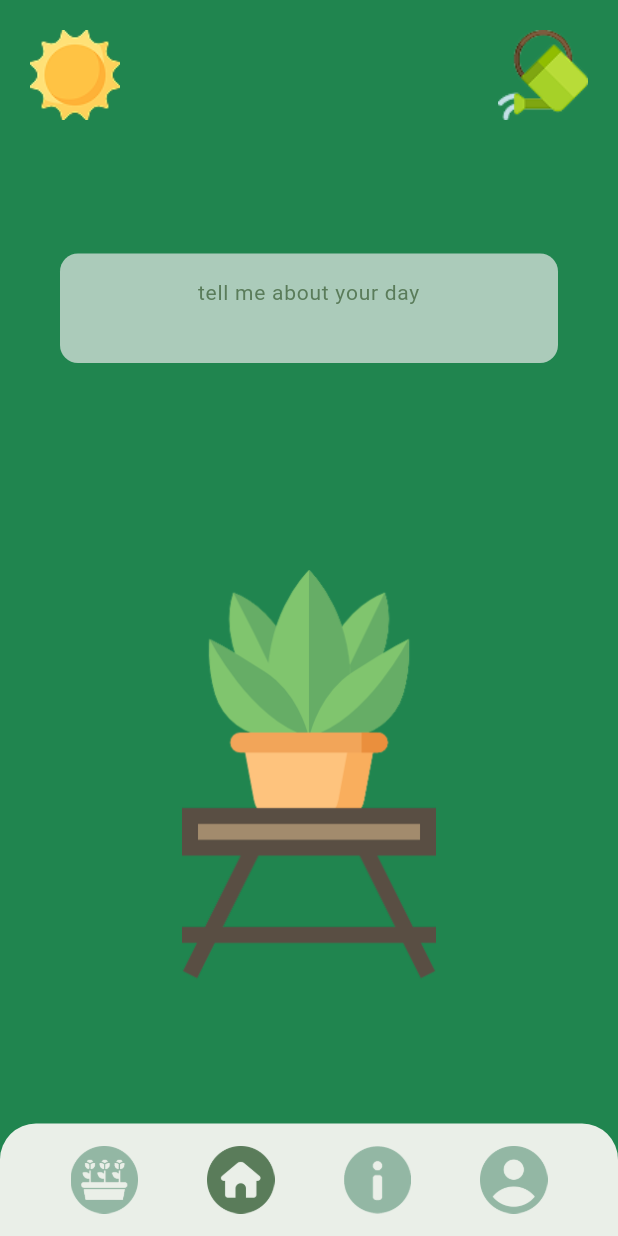
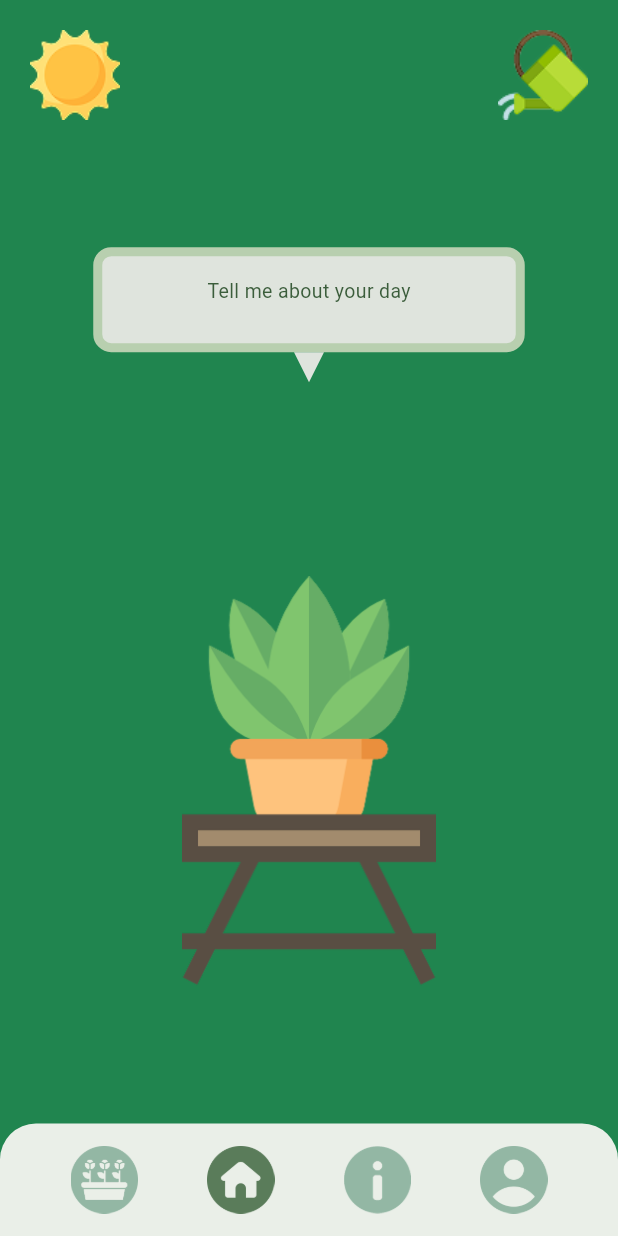
Before and after one commit to mfirdaus0066/kitahack_2026, a Flutter app: the HomeScreen screen opened by its route, on a phone screen of 412 x 824 dp. Run offline on Flutter 3.47's test engine with Material 3 defaults, Android fonts, the phone set to English and light mode, and no system bars; our stand-ins replace cloud_firestore, firebase_auth, firebase_core; accounts and stored records are empty; Roboto replaces fonts that are missing (JejuHallasan).

Commit message:
change the input textbox

```diff
--- a/Frontend/lib/screens/home_screen.dart
+++ b/Frontend/lib/screens/home_screen.dart
@@ -9,6 +9,8 @@ class HomeScreen extends StatefulWidget {
 }
 
 class _HomeScreenState extends State<HomeScreen> {
+  bool _isExpanded = false;
+  String _lastMessage = '';
   final TextEditingController _textController = TextEditingController();
   int _selectedIndex = 1; // Home is selected by default
 
@@ -46,6 +48,7 @@ class _HomeScreenState extends State<HomeScreen> {
   @override
   Widget build(BuildContext context) {
     return Scaffold(
+      resizeToAvoidBottomInset: false,
       backgroundColor: const Color(0xFF20854F), // Green background
       body: SafeArea(
         child: Column(
@@ -74,42 +77,146 @@ class _HomeScreenState extends State<HomeScreen> {
             // Speech bubble text input
             Padding(
               padding: const EdgeInsets.symmetric(horizontal: 40.0),
-              child: Container(
-                decoration: BoxDecoration(
-                  color: const Color(0xFFABCBBA),
-                  borderRadius: BorderRadius.circular(12),
-                ),
-                child: Column(
-                  children: [
-                    TextField(
-                      controller: _textController,
-                      textAlign: TextAlign.center,
-                      style: const TextStyle(
-                        color: Color(0xFF5A7C5A),
-                        fontSize: 14,
-                      ),
-                      decoration: InputDecoration(
-                        hintText: 'tell me about your day',
-                        hintStyle: const TextStyle(
-                          color: Color(0xFF5A7C5A),
-                          fontSize: 14,
-                        ),
-                        border: InputBorder.none,
-                        contentPadding: const EdgeInsets.symmetric(
-                          horizontal: 20,
-                          vertical: 16,
+              child: Column(
+                children: [
+                  GestureDetector(
+                    onTap: () {
+                      setState(() {
+                        _isExpanded = !_isExpanded;
+                      });
+                    },
+                    child: AnimatedContainer(
+                      duration: const Duration(milliseconds: 300),
+                      curve: Curves.easeInOut,
+                      height: _isExpanded ? 140 : 70,
+                      decoration: BoxDecoration(
+                        color: Theme.of(context).colorScheme.surfaceContainerHighest,
+                        borderRadius: BorderRadius.circular(12),
+                        border: Border.all(
+                          color: const Color(0xFFB8CFAF),
+                          width: 6,
                         ),
                       ),
-                      maxLines: 3,
-                      minLines: 1,
+                      clipBehavior: Clip.hardEdge,
+                      child: _isExpanded
+                          ? Column(
+                              crossAxisAlignment: CrossAxisAlignment.stretch,
+                              children: [
+                                // Message display area
+                                Padding(
+                                  padding: const EdgeInsets.fromLTRB(16, 12, 16, 8),
+                                  child: Column(
+                                    crossAxisAlignment: CrossAxisAlignment.start,
+                                    children: [
+                                      // Message text
+                                      Text(
+                                        'How is your day?',
+                                        style: const TextStyle(
+                                          color: Color(0xFF3B5D3B),
+                                          fontSize: 13,
+                                        ),
+                                      ),
+                                      // "user" label top right
+                                      Align(
+                                        alignment: Alignment.centerRight,
+                                        child: Text(
+                                          _lastMessage.isNotEmpty ? _lastMessage : 'user',
+                                          style: const TextStyle(
+                                            color: Color(0xFF2F4F3A),
+                                            fontSize: 13,
+                                          ),
+                                        ),
+                                      ),
+                                    ],
+                                  ),
+                                ),
+                                // Input bar
+                                Padding(
+                                  padding: const EdgeInsets.fromLTRB(8, 0, 8, 8),
+                                  child: Container(
+                                    decoration: BoxDecoration(
+                                      color: const Color(0xFFA8C3B5),
+                                      borderRadius: BorderRadius.circular(8),
+                                    ),
+                                    child: Row(
+                                      children: [
+                                        Expanded(
+                                          child: TextField(
+                                            controller: _textController,
+                                            style: const TextStyle(
+                                              color: Color(0xFF2F4F3A),
+                                              fontSize: 13,
+                                            ),
+                                            decoration: const InputDecoration(
+                                              hintText: 'user input',
+                                              hintStyle: TextStyle(
+                                                color: Color(0xFF3B5D3B),
+                                                fontSize: 13,
+                                              ),
+                                              border: InputBorder.none,
+                                              contentPadding: EdgeInsets.symmetric(
+                                                horizontal: 16,
+                                                vertical: 12,
+                                              ),
+                                            ),
+                                            onSubmitted: (value) {
+                                              if (value.isNotEmpty) {
+                                                setState(() {
+                                                  _lastMessage = value;
+                                                  _textController.clear();
+                                                });
+                                              }
+                                            },
+                                          ),
+                                        ),
+                                        // Arrow button
+                                        GestureDetector(
+                                          onTap: () {
+                                            if (_textController.text.isNotEmpty) {
+                                              setState(() {
+                                                _lastMessage = _textController.text;
+                                                _textController.clear();
+                                              });
+                                            }
+                                          },
+                                          child: const Padding(
+                                            padding: EdgeInsets.only(right: 20),
+                                            child: Text(
+                                              '>',
+                                              style: TextStyle(
+                                                color: Color(0xFF3B5D3B),
+                                                fontSize: 18,
+                                              ),
+                                            ),
+                                          ),
+                                        ),
+                                      ],
+                                    ),
+                                  ),
+                                ),
+                              ],
+                            )
+                          // Collapsed state — just show a hint
+                          : const Padding(
+                              padding: EdgeInsets.symmetric(horizontal: 70, vertical: 14),
+                              child: Text(
+                                'Tell me about your day',
+                                style: TextStyle(
+                                  color: Color(0xFF3B5D3B),
+                                  fontSize: 13,
+                                ),
+                              ),
+                            ),
                     ),
-                    // Speech bubble pointer
-                    CustomPaint(
-                      size: const Size(40, 20),
-                      painter: _SpeechBubblePointer(),
+                  ),
+                  // Speech bubble pointer (always visible)
+                  CustomPaint(
+                    size: const Size(40, 20),
+                    painter: _SpeechBubblePointer(
+                      color: Theme.of(context).colorScheme.surfaceContainerHighest,
                     ),
-                  ],
-                ),
+                  ),
+                ],
               ),
             ),
 
@@ -202,10 +309,13 @@ class _WateringCanIcon extends StatelessWidget {
 
 // Speech bubble pointer painter
 class _SpeechBubblePointer extends CustomPainter {
+  final Color color;
+  const _SpeechBubblePointer({required this.color});
+
   @override
   void paint(Canvas canvas, Size size) {
     final paint = Paint()
-      ..color = const Color(0xFFABCBBA)
+      ..color = color
       ..style = PaintingStyle.fill;
 
     final path = Path()
@@ -220,250 +330,6 @@ class _SpeechBubblePointer extends CustomPainter {
   @override
   bool shouldRepaint(covariant CustomPainter oldDelegate) => false;
 }
-
-// Plant illustration widget
-// Not needed now, using image instead
-
-// class _PlantIllustration extends StatelessWidget {
-//   @override
-//   Widget build(BuildContext context) {
-//     return Column(
-//       mainAxisSize: MainAxisSize.min,
-//       children: [
-//         // Plant leaves
-//         SizedBox(
-//           width: 150,
-//           height: 180,
-//           child: Stack(
-//             alignment: Alignment.bottomCenter,
-//             children: [
-//               // Back leaves
-//               Positioned(
-//                 bottom: 0,
-//                 child: _Leaf(
-//                   width: 50,
-//                   height: 120,
-//                   color: const Color(0xFF81C784),
-//                 ),
-//               ),
-//               // Middle back leaves
-//               Positioned(
-//                 bottom: 20,
-//                 left: 30,
-//                 child: Transform.rotate(
-//                   angle: -0.2,
-//                   child: _Leaf(
-//                     width: 45,
-//                     height: 110,
-//                     color: const Color(0xFF81C784),
-//                   ),
-//                 ),
-//               ),
-//               Positioned(
-//                 bottom: 20,
-//                 right: 30,
-//                 child: Transform.rotate(
-//                   angle: 0.2,
-//                   child: _Leaf(
-//                     width: 45,
-//                     height: 110,
-//                     color: const Color(0xFF81C784),
-//                   ),
-//                 ),
-//               ),
-//               // Front middle leaves
-//               Positioned(
-//                 bottom: 10,
-//                 left: 20,
-//                 child: Transform.rotate(
-//                   angle: -0.3,
-//                   child: _Leaf(
-//                     width: 48,
-//                     height: 115,
-//                     color: const Color(0xFF9CCC65),
-//                   ),
-//                 ),
-//               ),
-//               Positioned(
-//                 bottom: 10,
-//                 right: 20,
-//                 child: Transform.rotate(
-//                   angle: 0.3,
-//                   child: _Leaf(
-//                     width: 48,
-//                     height: 115,
-//                     color: const Color(0xFF9CCC65),
-//                   ),
-//                 ),
-//               ),
-//               // Front center leaf
-//               Positioned(
-//                 bottom: 5,
-//                 child: _Leaf(
-//                   width: 52,
-//                   height: 125,
-//                   color: const Color(0xFFAED581),
-//                 ),
-//               ),
-//             ],
-//           ),
-//         ),
-//         // Pot
-//         Container(
-//           width: 120,
-//           height: 60,
-//           decoration: BoxDecoration(
-//             color: const Color(0xFFD2936F),
-//             borderRadius: const BorderRadius.only(
-//               bottomLeft: Radius.circular(8),
-//               bottomRight: Radius.circular(8),
-//             ),
-//           ),
-//           child: CustomPaint(
-//             painter: _PotPainter(),
-//           ),
-//         ),
-//         const SizedBox(height: 20),
-//         // Table
-//         _TableWidget(),
-//       ],
-//     );
-//   }
-// }
-
-// // Leaf widget
-// class _Leaf extends StatelessWidget {
-//   final double width;
-//   final double height;
-//   final Color color;
-
-//   const _Leaf({
-//     required this.width,
-//     required this.height,
-//     required this.color,
-//   });
-
-//   @override
-//   Widget build(BuildContext context) {
-//     return CustomPaint(
-//       size: Size(width, height),
-//       painter: _LeafPainter(color),
-//     );
-//   }
-// }
-
-// class _LeafPainter extends CustomPainter {
-//   final Color color;
-
-//   _LeafPainter(this.color);
-
-//   @override
-//   void paint(Canvas canvas, Size size) {
-//     final paint = Paint()
-//       ..color = color
-//       ..style = PaintingStyle.fill;
-
-//     final path = Path()
-//       ..moveTo(size.width / 2, size.height)
-//       ..quadraticBezierTo(0, size.height * 0.6, size.width / 2, 0)
-//       ..quadraticBezierTo(size.width, size.height * 0.6, size.width / 2, size.height)
-//       ..close();
-
-//     canvas.drawPath(path, paint);
-//   }
-
-//   @override
-//   bool shouldRepaint(covariant CustomPainter oldDelegate) => false;
-// }
-
-// // Pot painter
-// class _PotPainter extends CustomPainter {
-//   @override
-//   void paint(Canvas canvas, Size size) {
-//     final paint = Paint()
-//       ..color = const Color(0xFFBF8660)
-//       ..style = PaintingStyle.fill;
-
-//     // Rim
-//     final rimRect = RRect.fromRectAndRadius(
-//       Rect.fromLTWH(0, 0, size.width, 8),
-//       const Radius.circular(4),
-//     );
-//     canvas.drawRRect(rimRect, paint);
-//   }
-
-//   @override
-//   bool shouldRepaint(covariant CustomPainter oldDelegate) => false;
-// }
-
-// // Table widget
-// class _TableWidget extends StatelessWidget {
-//   @override
-//   Widget build(BuildContext context) {
-//     return CustomPaint(
-//       size: const Size(250, 120),
-//       painter: _TablePainter(),
-//     );
-//   }
-// }
-
-// class _TablePainter extends CustomPainter {
-//   @override
-//   void paint(Canvas canvas, Size size) {
-//     final paint = Paint()
-//       ..color = const Color(0xFF6D4C41)
-//       ..style = PaintingStyle.fill;
-
-//     // Table top
-//     final tableTop = RRect.fromRectAndRadius(
-//       Rect.fromLTWH(30, 0, size.width - 60, 20),
-//       const Radius.circular(4),
-//     );
-//     canvas.drawRRect(tableTop, paint);
-
-//     // Inner line on table top
-//     paint.color = const Color(0xFF8D6E63);
-//     final innerRect = RRect.fromRectAndRadius(
-//       Rect.fromLTWH(40, 5, size.width - 80, 10),
-//       const Radius.circular(2),
-//     );
-//     canvas.drawRRect(innerRect, paint);
-
-//     // Legs
-//     paint.color = const Color(0xFF5D4037);
-//     final legWidth = 12.0;
-
-//     // Left leg
-//     final leftLegPath = Path()
-//       ..moveTo(50, 20)
-//       ..lineTo(30, size.height)
-//       ..lineTo(30 + legWidth, size.height)
-//       ..lineTo(50 + legWidth, 20)
-//       ..close();
-//     canvas.drawPath(leftLegPath, paint);
-
-//     // Right leg
-//     final rightLegPath = Path()
-//       ..moveTo(size.width - 50 - legWidth, 20)
-//       ..lineTo(size.width - 30 - legWidth, size.height)
-//       ..lineTo(size.width - 30, size.height)
-//       ..lineTo(size.width - 50, 20)
-//       ..close();
-//     canvas.drawPath(rightLegPath, paint);
-
-//     // Cross support
-//     paint.strokeWidth = 8;
-//     paint.style = PaintingStyle.stroke;
-//     canvas.drawLine(
-//       Offset(40, size.height - 30),
-//       Offset(size.width - 40, size.height - 30),
-//       paint,
-//     );
-//   }
-
-//   @override
-//   bool shouldRepaint(covariant CustomPainter oldDelegate) => false;
-// }
 
 // Navigation bar item
 class _NavBarItem extends StatelessWidget {
```
Also changed, not shown: Frontend/pubspec.lock.
